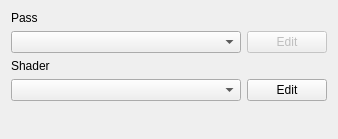
Qt form code/nel/tools/3d/object_viewer_qt/src/plugins/material_editor/material_widget.ui (ryzom/ryzomcore) before a commit.
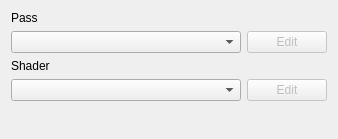
The same form after that commit.

Commit message:
Shader can now be set for the rendering pass, using the shader combo box in MaterialWidget.
branch : gsoc2013-dfighter

What changed in the file:
```diff
--- a/code/nel/tools/3d/object_viewer_qt/src/plugins/material_editor/material_widget.ui
+++ b/code/nel/tools/3d/object_viewer_qt/src/plugins/material_editor/material_widget.ui
@@ -58,6 +58,9 @@
      </item>
      <item>
       <widget class="QPushButton" name="shaderButton">
+       <property name="enabled">
+        <bool>false</bool>
+       </property>
        <property name="sizePolicy">
         <sizepolicy hsizetype="Fixed" vsizetype="Fixed">
          <horstretch>0</horstretch>
```
Left out of the diff: 8 changed lines with no effect on the pictures. The commit also changes 5 other files.
